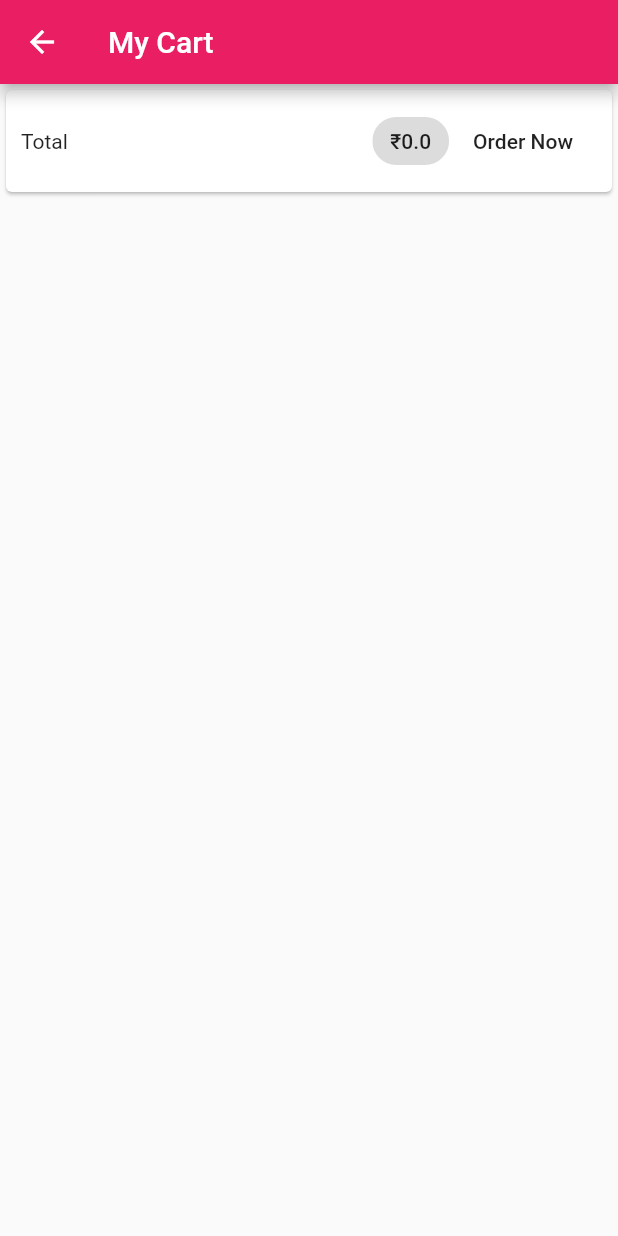
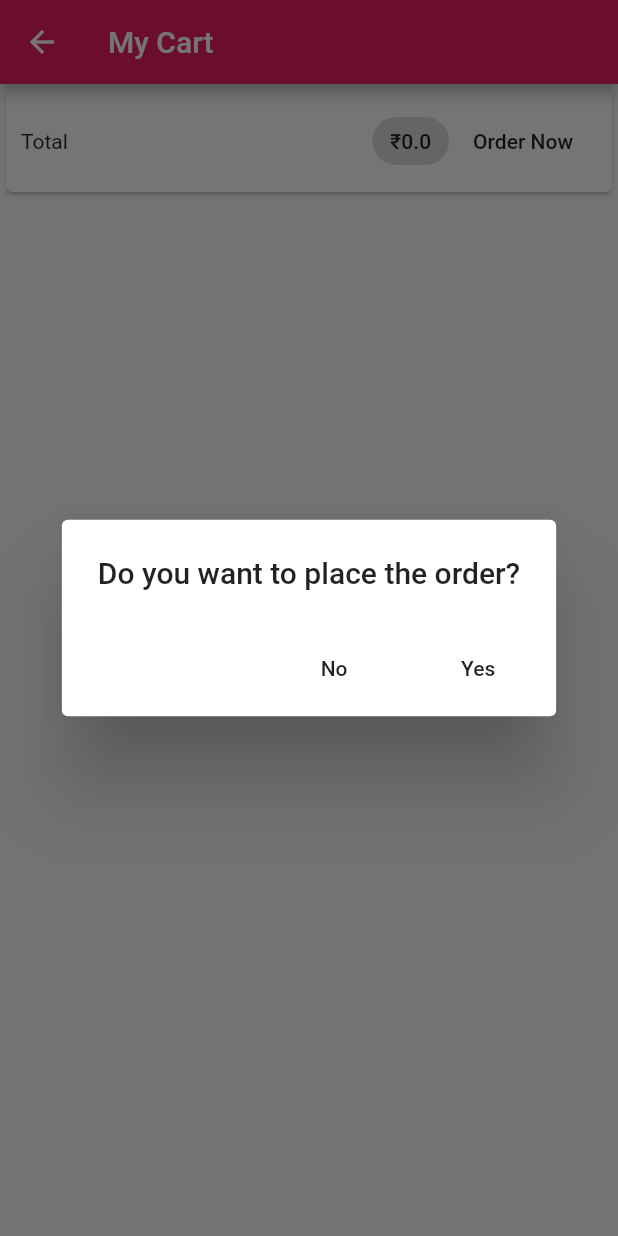
Before and after one commit to AnanthanAn/shop_lite1, a Flutter app: the CartScreen screen opened by its route, after a tap on "Order Now", on a phone screen of 412 x 824 dp. Run offline on Flutter 3.47's test engine with Material 2 defaults, Android fonts, the phone set to English and light mode, and no system bars; network calls fail.

```diff
--- a/lib/main.dart
+++ b/lib/main.dart
@@ -7,6 +7,7 @@ import 'package:shoplite1/screens/cart_screen.dart';
 import 'package:shoplite1/screens/orders_screen.dart';
 import 'package:shoplite1/screens/product_details_screen.dart';
 import 'package:shoplite1/screens/products_overview_screen.dart';
+import 'package:shoplite1/screens/user_products_screen.dart';
 
 void main() => runApp(MyApp());
 
@@ -35,6 +36,7 @@ class MyApp extends StatelessWidget {
           ProductDetailsScreen.routeName: (context) => ProductDetailsScreen(),
           CartScreen.routeName : (context) => CartScreen(),
           OrderScreen.routeName : (context) => OrderScreen(),
+          UserProductsScreen.routeName : (context) => UserProductsScreen(),
         },
       ),
     );
--- a/lib/screens/cart_screen.dart
+++ b/lib/screens/cart_screen.dart
@@ -23,10 +23,34 @@ class CartScreen extends StatelessWidget {
                 children: <Widget>[
                   Text('Total'),
                   Spacer(),
-                  Chip(label: Text('₹${cart.totalPrice}')),FlatButton(onPressed: (){
-                    Provider.of<Orders>(context,listen: false).addOrder(cart.items.values.toList(), cart.totalPrice);
-                    cart.clearCart();
-                  }, child: Text('Order Now'))
+                  Chip(label: Text('₹${cart.totalPrice}')),
+                  FlatButton(
+                      onPressed: () {
+                        showDialog(
+                          context: context,
+                          builder: (ctx) => AlertDialog(
+                            title: Text('Do you want to place the order?'),
+                            actions: <Widget>[
+                              FlatButton(
+                                  onPressed: () {
+                                    Navigator.pop(ctx);
+                                  },
+                                  child: Text('No')),
+                              FlatButton(
+                                  onPressed: () {
+                                    Provider.of<Orders>(context, listen: false)
+                                        .addOrder(cart.items.values.toList(),
+                                            cart.totalPrice);
+                                    cart.clearCart();
+                                    Navigator.pop(ctx);
+                                    Scaffold.of(context).showSnackBar(SnackBar(content: Text('Order Placed!!'),));
+                                  },
+                                  child: Text('Yes')),
+                            ],
+                          ),
+                        );
+                      },
+                      child: Text('Order Now'))
                 ],
               ),
               padding: EdgeInsets.all(10),
```
Also changed, not shown: lib/screens/user_products_screen.dart (added, +31 -0 lines), lib/widgets/app_drawer.dart (+8 -0 lines), lib/widgets/badge.dart (added, +47 -0 lines), lib/widgets/product_item.dart (+9 -6 lines), lib/widgets/user_product_item.dart (added, +39 -0 lines).
